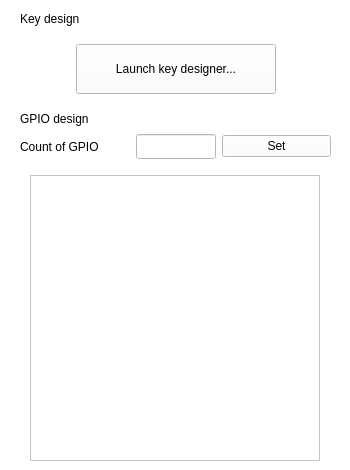
First picture: the form in T3kSoftlogic/TabKeyDesignWidget.ui, repository habilience/habilience-t3ksensor-tools, before the edit.
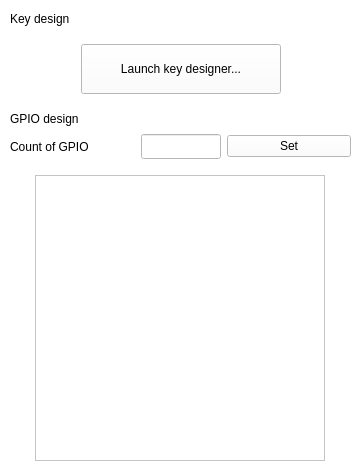
Second picture: the form after the edit. Custom widgets are drawn as their Qt base class.

What changed in the file:
```diff
--- a/T3kSoftlogic/TabKeyDesignWidget.ui
+++ b/T3kSoftlogic/TabKeyDesignWidget.ui
@@ -6,7 +6,7 @@
    <rect>
     <x>0</x>
     <y>0</y>
-    <width>350</width>
+    <width>360</width>
     <height>470</height>
    </rect>
   </property>
@@ -431,9 +431,9 @@
   <widget class="QWidget" name="verticalLayoutWidget">
    <property name="geometry">
     <rect>
-     <x>20</x>
+     <x>10</x>
      <y>10</y>
-     <width>311</width>
+     <width>341</width>
      <height>451</height>
     </rect>
    </property>
```
